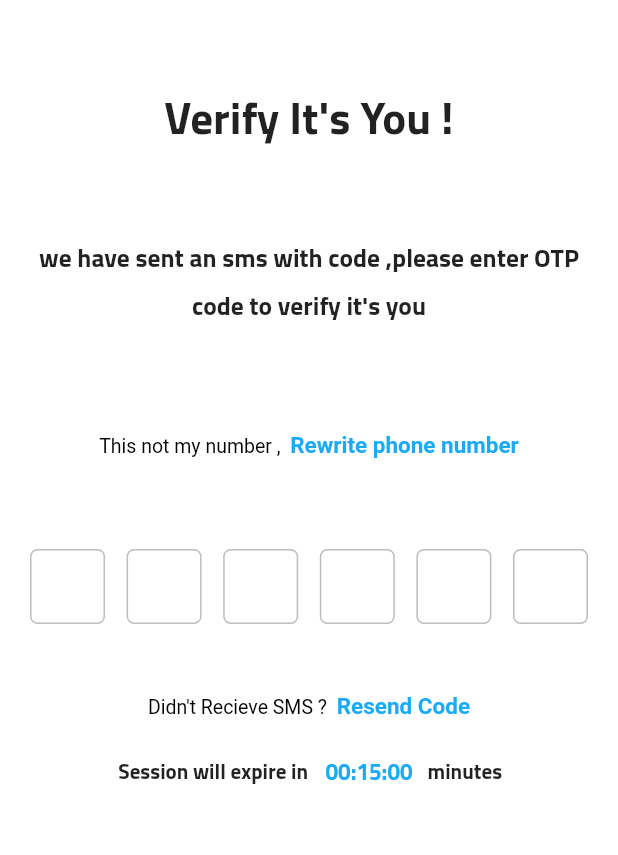
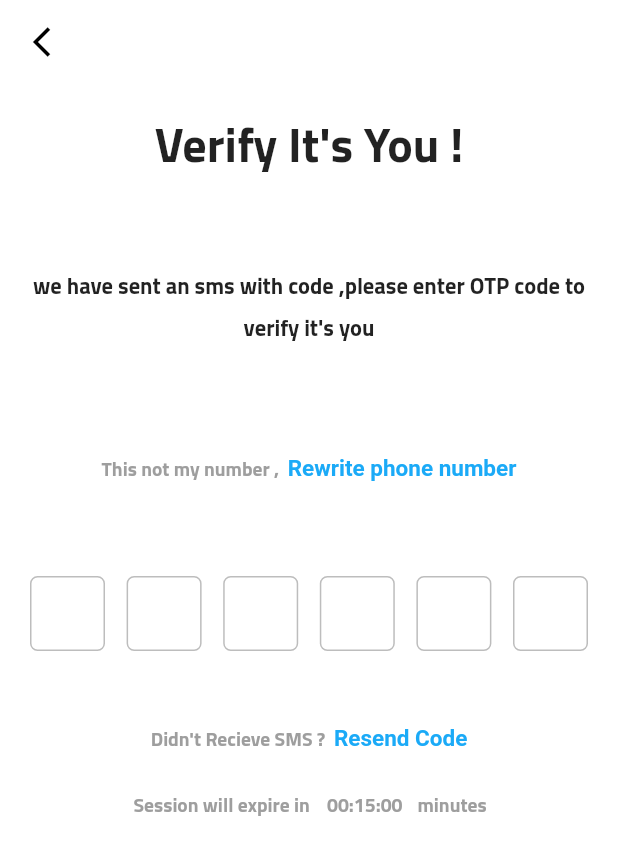
Before and after one commit to ebda3egypt/fitmess, a Flutter app: the VerifyPhoneNumberScreenClass screen opened directly with empty values, on a phone screen of 412 x 824 dp. Shown: the top 855 px of the screen. Run offline on Flutter 3.47's test engine with Material 2 defaults, Android fonts, the light colour scheme and no system bars; drawn by our look-alikes of pin_code_fields, timer_count_down; our stand-ins replace dots_indicator; missing offline and left inert: date_time_text_form_field, international_phone_input, story; network calls fail.

Commit message:
second commit 24-3-2021

```diff
--- a/assets/languages/ar.json
+++ b/assets/languages/ar.json
@@ -76,6 +76,11 @@
   "Register_reset_confirmpass_txt": "تأكيد كلمة المرور الجديدة",
   "Register_reset_confirnewpass_txt": "تأكيد كلمة المرور",
   "Login_txt": "تسجيل الدخول",
+  "Login_txt_bu": "تسجيل الدخول لحسابى",
+  "Login_txt_not_remeber": "لا أتذكر كلمة المرور خاصتى, ",
+  "Login_txt_reset": "لاستعادنها",
+  "Login_txt_reg_1": "ليس لدى حساب, ",
+  "Login_txt_reg_2": "تسجيل حساب جديد",
   "welcom_txt": "أهلا , ",
   "welcom_txt2": "أنا ريكسا ، أخصائية التغذية والمدرب في مجال الذكاء الاصطناعي. استعد للتقييم من أجل تحليل احتياجات جسمك لتحقيق أفضل النتائج.",
   "welcom_bu_txt": "أبدأ التقييم",
--- a/assets/languages/en.json
+++ b/assets/languages/en.json
@@ -68,6 +68,11 @@
   "Register_reset_confirmpass_txt": "Confirm New Password",
   "Register_reset_confirnewpass_txt": "Confirm your new password",
   "Login_txt": "login",
+  "Login_txt_bu": "login to My Account",
+  "Login_txt_not_remeber": "Can't remember my password, ",
+  "Login_txt_reset": "Reset it ",
+  "Login_txt_reg_1": "I don't have an account,  ",
+  "Login_txt_reg_2": "Sign Up",
   "welcom_txt": "Hi ,",
   "welcom_txt2": "i'm Reksa ,Your Artificial Intelligence nutritionist  & Coach .Get ready  to be assessed in order to analyze your body needs to achieve  the best results.",
   "welcom_bu_txt": "Start Assessment",
--- a/lib/Pages/VerfiyPhoneNumberScreen.dart
+++ b/lib/Pages/VerfiyPhoneNumberScreen.dart
@@ -3,7 +3,7 @@ import 'package:fitmess/Helpers/Config.dart';
 import 'package:fitmess/Pages/RegisterScreen.dart';
 import 'package:fitmess/ViewModels/checkActivationCodeViewModel.dart';
 import 'package:fitmess/ViewModels/getActivationCodeViewModel.dart';
-import 'package:fitmess/Widgets/LanguageSubmitButton.dart';
+import 'package:fitmess/Widgets/AppBarWidget.dart';
 import 'package:flutter/material.dart';
 import 'package:pin_code_fields/pin_code_fields.dart';
 import 'package:provider/provider.dart';
@@ -81,8 +81,9 @@ class VerifyPhoneNumberScreenClass extends StatelessWidget {
       child: Scaffold(
         key: _scaffoldKey,
         backgroundColor: Colors.white,
+        appBar: AppBarWidget().AppBarWid(),
         body: Padding(
-          padding: EdgeInsets.only(top: 50, left: 20, right: 20, bottom: 20),
+          padding: EdgeInsets.only(top: 10, left: 20, right: 20, bottom: 20),
           child: SingleChildScrollView(
             child: Column(
               mainAxisAlignment: MainAxisAlignment.start,
@@ -93,12 +94,12 @@ class VerifyPhoneNumberScreenClass extends StatelessWidget {
                   child: Center(
                     child: Text(_config.get_text(context, "verify_phone_txt"),
                       textAlign: TextAlign.center,
-                      style: TextStyle(fontSize: 30),),
+                      style: TextStyle(fontSize: 32),),
                   ),
                 ),
                 SizedBox(height: 50,),
                 Text(_config.get_text(context, "verify_phone_txt2"),
-                  textAlign: TextAlign.center, style: TextStyle(fontSize: 17),),
+                  textAlign: TextAlign.center, style: TextStyle(fontSize: 15),),
                 SizedBox(height: 20,),
                 Text(phoneNumber, textAlign: TextAlign.center,
                   style: TextStyle(fontSize: 15),),
@@ -107,11 +108,12 @@ class VerifyPhoneNumberScreenClass extends StatelessWidget {
                   text: new TextSpan(
                     style: new TextStyle(
                       fontSize: 13,
-                      color: Colors.black,
+                      color: Colors.grey,
+                      fontFamily: 'Arabic',
                     ),
                     children: <TextSpan>[
                       TextSpan(
-                          text: _config.get_text(context, "verify_phone_txt3")),
+                          text: _config.get_text(context, "verify_phone_txt3"),style: TextStyle(fontFamily: 'Arabic',)),
                       TextSpan(
                           text: _config.get_text(context, "verify_phone_txt5"),
                           style: new TextStyle(fontWeight: FontWeight.bold,
@@ -173,10 +175,11 @@ class VerifyPhoneNumberScreenClass extends StatelessWidget {
                     text: new TextSpan(
                       style: new TextStyle(
                         fontSize: 13,
-                        color: Colors.black,
+                        color: Colors.grey,
+                        fontFamily: 'Arabic',
                       ),
                       children: <TextSpan>[
-                        TextSpan(text: _config.get_text(context, "verify_phone_txt6")),
+                        TextSpan(text: _config.get_text(context, "verify_phone_txt6"),style: TextStyle(fontFamily: 'Arabic',)),
 
                         TextSpan(text: _config.get_text(context, "verify_phone_txt7"), style: new TextStyle(fontWeight: FontWeight.bold, color: Config.app_backgroungColor, fontSize: 15)),
                       ],
@@ -190,13 +193,13 @@ class VerifyPhoneNumberScreenClass extends StatelessWidget {
                   children: [
                     Text(_config.get_text(context, "verify_phone_txt8"),
                       textAlign: TextAlign.center,
-                      style: TextStyle(fontSize: 14),),
+                      style: TextStyle(fontSize: 13,color: Colors.grey),),
                     SizedBox(width: 10,),
                     Countdown(
                       controller: controller,
                       seconds: 900,
                       build: (_, double time) =>
-                          Text(format(Duration(seconds:time.round())).toString(), style: TextStyle(fontSize: 15, color: Config.app_backgroungColor,),
+                          Text(format(Duration(seconds:time.round())).toString(), style: TextStyle(fontSize: 13, color: Colors.grey,),
                           ),
                       interval: Duration(seconds: 1),
                       onFinished: () {
@@ -205,7 +208,7 @@ class VerifyPhoneNumberScreenClass extends StatelessWidget {
                       },
                     ),
                     SizedBox(width: 10,),
-                    Text(_config.get_text(context, "minute_txt"), textAlign: TextAlign.center, style: TextStyle(fontSize: 14),),
+                    Text(_config.get_text(context, "minute_txt"), textAlign: TextAlign.center, style: TextStyle(fontSize: 13,color: Colors.grey),),
                   ],
                 ),
                 SizedBox(height: 20,),
--- a/lib/main.dart
+++ b/lib/main.dart
@@ -1,5 +1,9 @@
 import 'package:fitmess/Pages/AssessmentQuestions/birthdayQuestionScreen.dart';
 import 'package:fitmess/Pages/SplachScreen.dart';
+import 'package:fitmess/Pages/WelcomeScreen.dart';
+import 'package:fitmess/Pages/LoginScreen.dart';
+import 'package:fitmess/Pages/RegisterScreen.dart';
+import 'package:fitmess/Models/JSONEmailPasswordModel.dart';
 
 import 'package:fitmess/localization/demo_localization.dart';
 import 'package:flutter/material.dart';
@@ -61,7 +65,7 @@ class _MyAppState extends State<MyApp> {
       ),
 
 
-      home:birthdayQuestionScreen(false) /*RegisterScreen(jsonEmailPasswordModel: new JSONEmailPasswordModel(ID: "2689",username: "201062780652",
+      home:SplachScreen()/*birthdayQuestionScreen(false)*/ /*RegisterScreen(jsonEmailPasswordModel: new JSONEmailPasswordModel(ID: "2689",username: "201062780652",
           json_password: "1da1644a89d84da276f68046b9bcac68fc",activationCode: "925586"))*/,
     );
   }
```
Also changed, not shown: lib/Pages/CheckPhoneScreen.dart (+22 -13 lines), lib/Pages/ChooseLanguageScreen.dart (+10 -8 lines), lib/Pages/LoginScreen.dart (+49 -7 lines), lib/Pages/RegisterScreen.dart (+10 -6 lines), lib/Pages/WelcomeScreen.dart (+9 -8 lines), lib/Pages/introductionScreen.dart (+21 -16 lines), assets/drawables/intro_img_2.png.
